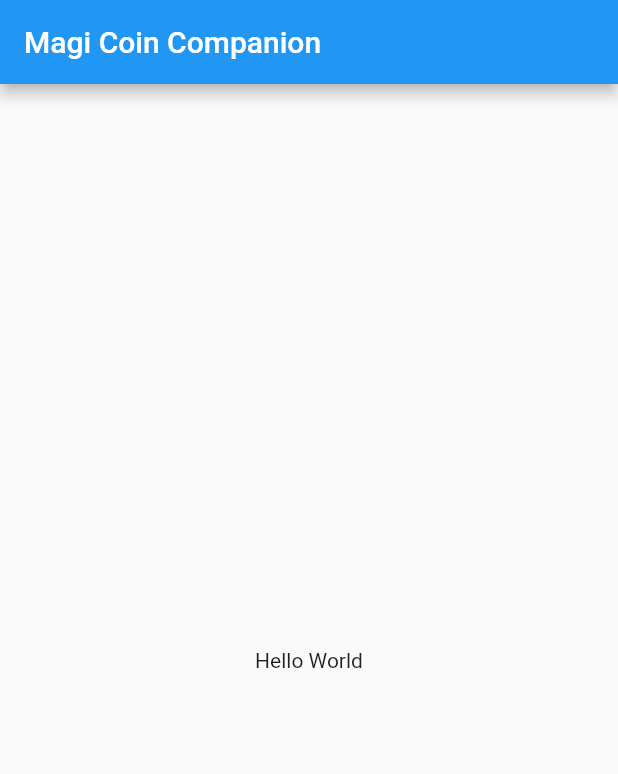
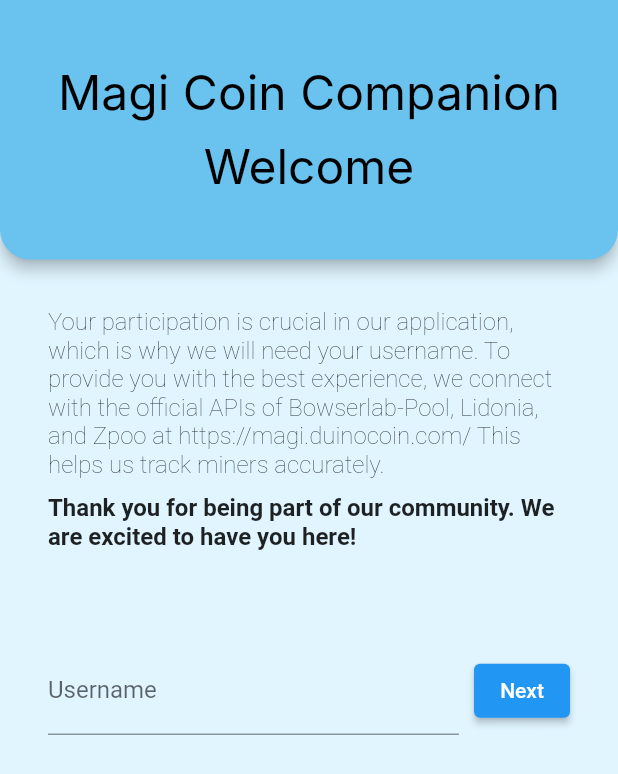
Before and after one commit to rafgui12/MagiCoinCompanion, a Flutter app: the screen it shows after launch, on a phone screen of 412 x 824 dp. Shown: the top 774 px of the screen. Run offline on Flutter 3.47's test engine with Material 2 defaults, Android fonts, the phone set to English and light mode, and no system bars; missing offline and left inert: dart:js; Roboto replaces fonts that are missing (Inter).

Commit message:
Welcome Screen and Maicoin, fetchMagiCoin and some Text

```diff
--- a/lib/main.dart
+++ b/lib/main.dart
@@ -1,5 +1,5 @@
 import 'package:flutter/material.dart';
-import 'package:magicoincompanion/page/MagiCoin.dart';
+import 'package:magicoincompanion/page/UserMagiCoin.dart';
 
 void main() => runApp(const MyApp());
 
@@ -9,6 +9,6 @@ class MyApp extends StatelessWidget {
 
   @override
   Widget build(BuildContext context) => MaterialApp(
-    home: MagiCoin(),
+    home: UserMagiCoin(),
   );
 }
--- /dev/null
+++ b/lib/page/UserMagiCoin.dart
@@ -0,0 +1,111 @@
+import 'package:flutter/material.dart';
+import 'package:magicoincompanion/page/MagiCoin.dart';
+
+class UserMagiCoin extends StatelessWidget {
+
+  Widget welcomeSection = Container(
+    padding: const EdgeInsets.all(32),
+    child: Column(
+      mainAxisAlignment: MainAxisAlignment.center,
+      crossAxisAlignment: CrossAxisAlignment.center,
+      children: [
+        Text(
+          'Your participation is crucial in our application, which is why we will need your username. To provide you with the best experience, we connect with the official APIs of Bowserlab-Pool, Lidonia, and Zpoo at https://magi.duinocoin.com/ This helps us track miners accurately.',
+          style: TextStyle(
+            fontSize: 16,
+            fontWeight: FontWeight.w200,
+          ),
+        ),
+        SizedBox(height: 10),
+        Text(
+          'Thank you for being part of our community. We are excited to have you here!',
+          style: TextStyle(
+            fontSize: 16,
+            fontWeight: FontWeight.bold,
+          ),
+        ),
+      ],
+    ),
+  );
+
+  TextEditingController _usernameController = TextEditingController();
+
+  Widget inputUser(BuildContext context) => Container(
+    padding: const EdgeInsets.all(32),
+    child: Row(
+      children: [
+        Expanded(
+          child: TextFormField(
+            controller: _usernameController, // Assign the TextEditingController
+            decoration: InputDecoration(
+              labelText: 'Username',
+              hintText: 'Enter your username',
+            ),
+          ),
+        ),
+        SizedBox(width: 10),
+        ElevatedButton(
+          child: Text('Next'),
+          onPressed: () {
+            String username = _usernameController.text; // Retrieve the text from the TextEditingController
+            // Do something with the username
+            Navigator.push(
+              context,
+              MaterialPageRoute(builder: (context) => MagiCoin(
+              username: username,
+              )),
+            );
+          },
+        ),
+      ],
+    ),
+  );
+
+  @override
+  Widget build(BuildContext context) => Scaffold(
+        backgroundColor: Color(0xFFE0F5FF),
+        appBar: PreferredSize(
+          preferredSize: Size.fromHeight(173.0), // Set the desired height here
+          child: AppBar(
+            backgroundColor: Color(int.parse('0xFF6AC2EE')),
+            shape: RoundedRectangleBorder(
+              borderRadius: BorderRadius.vertical(
+                bottom: Radius.circular(20),
+              ),
+            ),
+            flexibleSpace: Align(
+              alignment: Alignment.center,
+              child: Column(
+                mainAxisAlignment: MainAxisAlignment.center,
+                children: [
+                  Text(
+                    'Magi Coin Companion',
+                    style: TextStyle(
+                      color: Color.fromRGBO(0, 0, 0, 1),
+                      fontFamily: 'Inter',
+                      fontSize: 32,
+                    ),
+                  ),
+                  SizedBox(height: 10), // Add line break here
+                  Text(
+                    'Welcome',
+                    style: TextStyle(
+                      color: Color.fromRGBO(0, 0, 0, 1),
+                      fontFamily: 'Inter',
+                      fontSize: 32,
+                    ),
+                  ),
+                ],
+              ),
+            ),
+            centerTitle: true,
+          ),
+        ),
+        body: Column(
+          children: [
+            welcomeSection,
+            inputUser(context),
+            ],
+        ),
+      );
+}
--- a/pubspec.yaml
+++ b/pubspec.yaml
@@ -9,6 +9,7 @@ environment:
 dependencies:
   flutter:
     sdk: flutter
+  http: ^1.1.0
 
 dev_dependencies:
   flutter_test:
```
Also changed, not shown: lib/page/MagiCoin.dart (+160 -12 lines), pubspec.lock, 1 other file.
